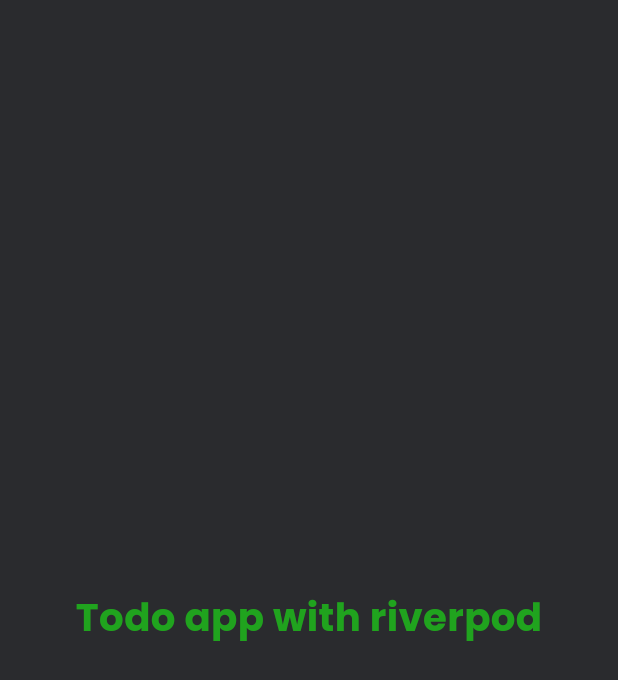
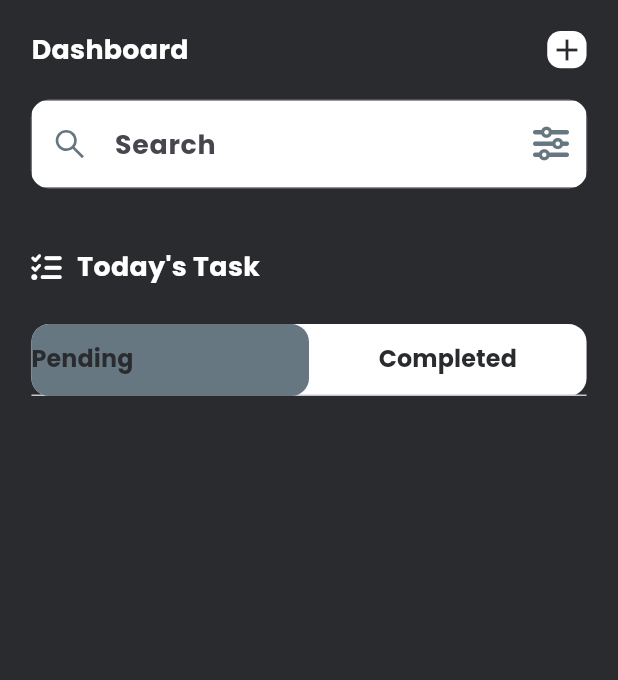
Before and after one commit to RotRot-pi/ToDo_App, a Flutter app: the HomePage screen opened directly, on a phone screen of 412 x 824 dp. Shown: the top 680 px of the screen. Run offline on Flutter 3.47's test engine with Material 2 defaults, Android fonts, the phone set to English and light mode, and no system bars; our stand-ins replace country_picker, flutter_screenutil, flutter_vector_icons, google_fonts, hooks_riverpod, pinput and 1 more.

Commit message:
working on homepage

```diff
--- a/flutter_application_1/lib/features/todo/pages/home.dart
+++ b/flutter_application_1/lib/features/todo/pages/home.dart
@@ -1,24 +1,183 @@
 import 'package:flutter/material.dart';
 import 'package:flutter_application_1/common/utils/constants.dart';
 import 'package:flutter_application_1/common/widgets/app_style.dart';
+import 'package:flutter_application_1/common/widgets/custom_sizedbox.dart';
+import 'package:flutter_application_1/common/widgets/custom_textfield.dart';
 import 'package:flutter_application_1/common/widgets/reusable_text.dart';
+import 'package:flutter_screenutil/flutter_screenutil.dart';
+import 'package:flutter_vector_icons/flutter_vector_icons.dart';
+import 'package:hooks_riverpod/hooks_riverpod.dart';
 
-class HomePage extends StatefulWidget {
+class HomePage extends ConsumerStatefulWidget {
   const HomePage({super.key});
 
   @override
-  State<HomePage> createState() => _HomePageState();
+  ConsumerState<HomePage> createState() => _HomePageState();
 }
 
-class _HomePageState extends State<HomePage> {
+class _HomePageState extends ConsumerState<HomePage>
+    with SingleTickerProviderStateMixin {
+  late final TextEditingController search;
+  late TabController tabController;
+  @override
+  void initState() {
+    search = TextEditingController();
+    tabController = TabController(length: 2, vsync: this);
+
+    super.initState();
+  }
+
+  @override
+  void dispose() {
+    search.dispose();
+    tabController.dispose();
+    super.dispose();
+  }
+
   @override
   Widget build(BuildContext context) {
     return Scaffold(
-        body: Center(
-      child: ReusableText(
-        style: appTextStyle(26, AppConstants.green, FontWeight.bold),
-        text: 'Todo app with riverpod',
+      appBar: AppBar(
+        backgroundColor: Colors.transparent,
+        automaticallyImplyLeading: false,
+        bottom: PreferredSize(
+          preferredSize: Size.fromHeight(85.h),
+          child: Column(
+            children: [
+              Padding(
+                padding: EdgeInsets.symmetric(horizontal: 20.w),
+                child: Row(
+                  mainAxisAlignment: MainAxisAlignment.spaceBetween,
+                  crossAxisAlignment: CrossAxisAlignment.start,
+                  children: [
+                    ReusableText(
+                        text: 'Dashboard',
+                        style: appTextStyle(
+                            18, AppConstants.light, FontWeight.bold)),
+                    Container(
+                      width: 25.w,
+                      height: 25.h,
+                      decoration: BoxDecoration(
+                        color: AppConstants.light,
+                        borderRadius: BorderRadius.circular(9),
+                      ),
+                      child: GestureDetector(
+                        onTap: () {},
+                        child: const Icon(
+                          Icons.add,
+                          color: AppConstants.bkDark,
+                        ),
+                      ),
+                    )
+                  ],
+                ),
+              ),
+              const CustomSizedBox(
+                height: 20,
+              ),
+              CustomTextField(
+                hintText: 'Search',
+                controller: search,
+                prefixIcon: Container(
+                  padding: EdgeInsets.all(14.h),
+                  child: GestureDetector(
+                    onTap: () {},
+                    child: const Icon(
+                      AntDesign.search1,
+                      color: AppConstants.greyLight,
+                    ),
+                  ),
+                ),
+                suffixIcon: const Icon(
+                  FontAwesome.sliders,
+                  color: AppConstants.greyLight,
+                ),
+              ),
+              const CustomSizedBox(
+                height: 15,
+              ),
+            ],
+          ),
+        ),
       ),
-    ));
+      body: SafeArea(
+        child: Padding(
+          padding: EdgeInsets.symmetric(horizontal: 20.w),
+          child: ListView(
+            children: [
+              const CustomSizedBox(
+                height: 25,
+              ),
+              Row(
+                children: [
+                  const Icon(
+                    FontAwesome.tasks,
+                    size: 20,
+                    color: AppConstants.light,
+                  ),
+                  const CustomSizedBox(
+                    width: 10,
+                  ),
+                  ReusableText(
+                    text: "Today's Task",
+                    style:
+                        appTextStyle(18, AppConstants.light, FontWeight.bold),
+                  ),
+                ],
+              ),
+              const CustomSizedBox(
+                height: 25,
+              ),
+              Container(
+                decoration: BoxDecoration(
+                    color: AppConstants.light,
+                    borderRadius: BorderRadius.circular(AppConstants.radius)),
+                child: TabBar(
+                    indicatorSize: TabBarIndicatorSize.label,
+                    indicator: BoxDecoration(
+                        color: AppConstants.greyLight,
+                        borderRadius:
+                            BorderRadius.circular(AppConstants.radius)),
+                    controller: tabController,
+                    labelPadding: EdgeInsets.zero,
+                    isScrollable: false,
+                    labelColor: AppConstants.blueLight,
+                    labelStyle: appTextStyle(
+                      24,
+                      AppConstants.blueLight,
+                      FontWeight.w700,
+                    ),
+                    unselectedLabelColor: AppConstants.light,
+                    tabs: [
+                      Tab(
+                        child: SizedBox(
+                            width: AppConstants.width,
+                            child: ReusableText(
+                              text: 'Pending',
+                              style: appTextStyle(
+                                16,
+                                AppConstants.bkDark,
+                                FontWeight.bold,
+                              ),
+                            )),
+                      ),
+                      Tab(
+                        child: SizedBox(
+                          width: AppConstants.width * .5,
+                          child: Center(
+                              child: ReusableText(
+                            text: 'Completed',
+                            style: appTextStyle(
+                                16, AppConstants.bkDark, FontWeight.bold),
+                          )),
+                        ),
+                      )
+                    ]),
+              ),
+            ],
+          ),
+        ),
+      ),
+    );
   }
 }
--- a/flutter_application_1/lib/main.dart
+++ b/flutter_application_1/lib/main.dart
@@ -27,7 +27,7 @@ class MyApp extends StatelessWidget {
             colorScheme: ColorScheme.fromSeed(seedColor: Colors.deepPurple),
             useMaterial3: true,
           ),
-          home: const Onboarding(),
+          home: const HomePage(),
         );
       },
     );
```
